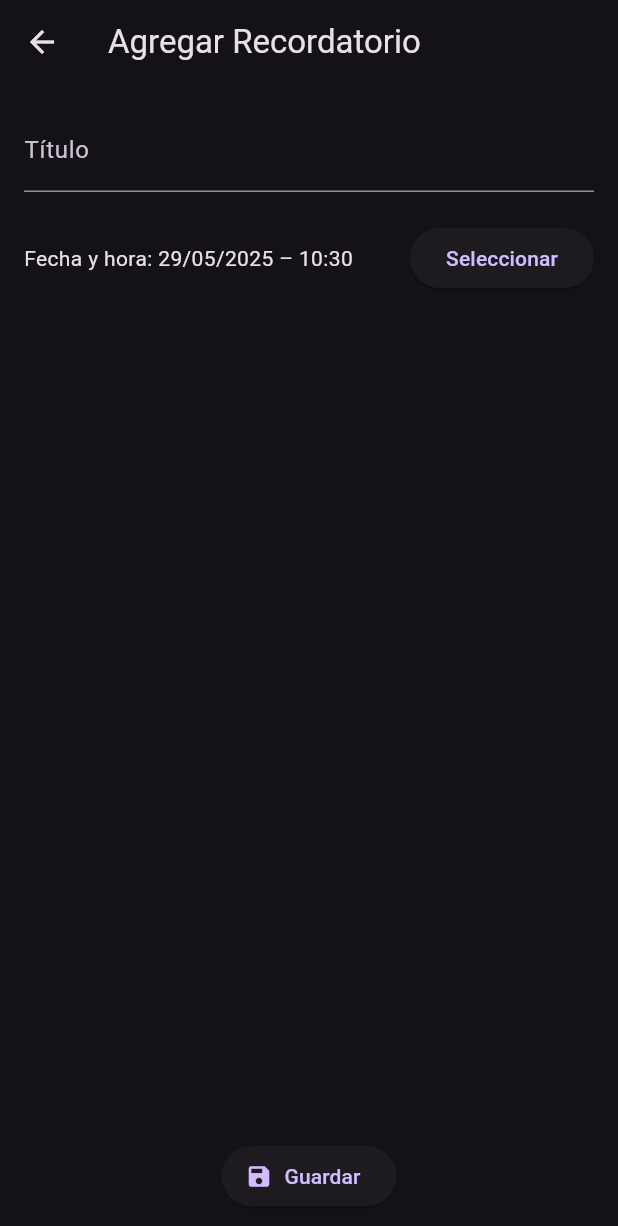
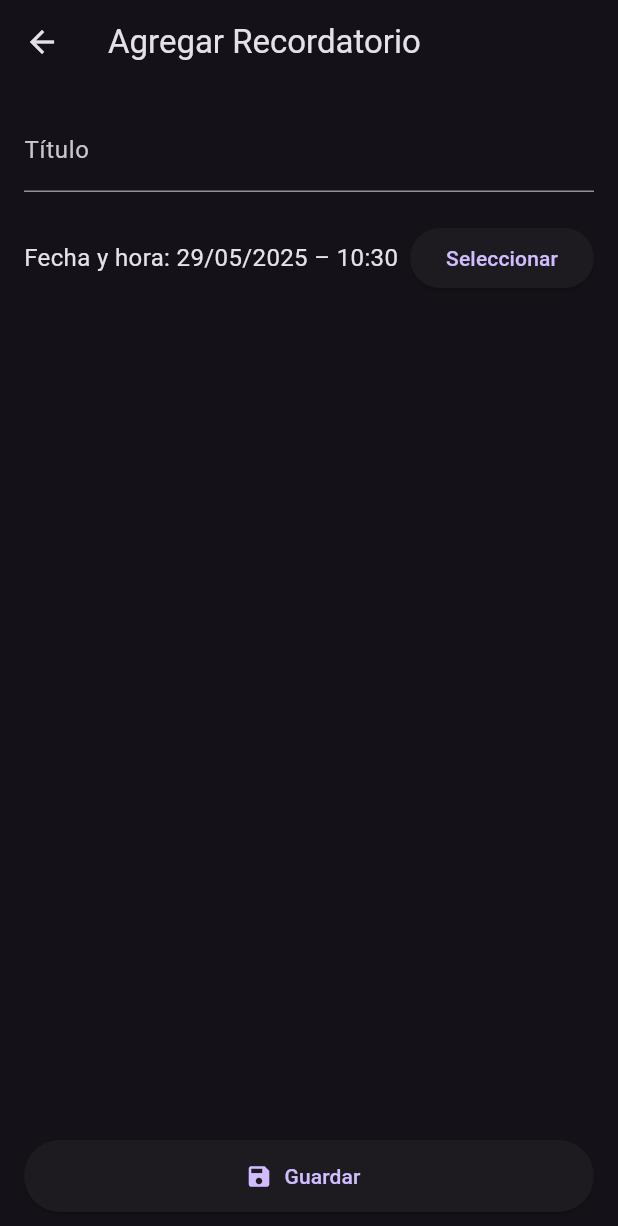
Before and after one commit to olbap-web/TAS_reminderapp, a Flutter app: the AddReminderPage screen opened directly with empty values, on a phone screen of 412 x 824 dp. Shown: the top 1226 px of the screen. Run offline on Flutter 3.47's test engine with Material 3 defaults, Android fonts, the light colour scheme and no system bars.

Commit message:
modificando remainder_page

```diff
--- a/lib/ui/remainder/remainder_add_page.dart
+++ b/lib/ui/remainder/remainder_add_page.dart
@@ -1,5 +1,6 @@
 import 'package:flutter/material.dart';
 import 'package:intl/intl.dart';
+// import 'package:pet_remainder_app/service/notification_service.dart';
 import 'package:uuid/uuid.dart';
 
 import '../../models/reminder.dart';
@@ -21,9 +22,10 @@ class _AddReminderPageState extends State<AddReminderPage> {
     final DateTime? pickedDate = await showDatePicker(
       context: context,
       initialDate: _selectedDate,
-      firstDate: DateTime.now(),
+      firstDate: DateTime.now(), // solo fechas desde hoy
       lastDate: DateTime(2100),
     );
+
     if (pickedDate != null) {
       final TimeOfDay? pickedTime = await showTimePicker(
         context: context,
@@ -59,9 +61,17 @@ class _AddReminderPageState extends State<AddReminderPage> {
       completed: false,
     );
 
+    // Programar notificación
+    // NotificationService.showScheduledNotification(
+    //   id: newReminder.hashCode,
+    //   title: 'Recordatorio: ${newReminder.title}',
+    //   body: '¡Es hora de atender este recordatorio!',
+    //   scheduledDate: newReminder.time,
+    // );
+
     widget.onAdd(newReminder);
-    // No es necesario hacer Navigator.pop aquí porque lo hace ReminderPage después
   }
+
 
   @override
   Widget build(BuildContext context) {
@@ -82,8 +92,12 @@ class _AddReminderPageState extends State<AddReminderPage> {
             SizedBox(height: 20),
             Row(
               children: [
-                Text('Fecha y hora: $formattedDate'),
-                Spacer(),
+                Expanded(
+                  child: Text(
+                    'Fecha y hora: $formattedDate',
+                    style: TextStyle(fontSize: 16),
+                  ),
+                ),
                 ElevatedButton(
                   onPressed: _selectDate,
                   child: Text('Seleccionar'),
@@ -95,6 +109,9 @@ class _AddReminderPageState extends State<AddReminderPage> {
               onPressed: _saveReminder,
               icon: Icon(Icons.save),
               label: Text('Guardar'),
+              style: ElevatedButton.styleFrom(
+                minimumSize: Size(double.infinity, 48),
+              ),
             ),
           ],
         ),
--- a/pubspec.yaml
+++ b/pubspec.yaml
@@ -33,7 +33,9 @@ dependencies:
     sdk: flutter
   intl: ^0.18.1
   uuid: ^4.3.1
-
+  # flutter_local_notifications: ^16.3.2
+  # timezone: ^0.9.2
+  # permission_handler: ^11.0.1
   # firebase_core: ^2.31.0
   # firebase_auth: ^4.17.4
   # google_sign_in: ^6.2.1
```
Also changed, not shown: lib/main.dart (+54 -1 lines), lib/service/notification_service.dart (added, +34 -0 lines), lib/ui/home_page.dart (+15 -1 lines), lib/ui/remainder/reminder_page.dart (+73 -14 lines).
